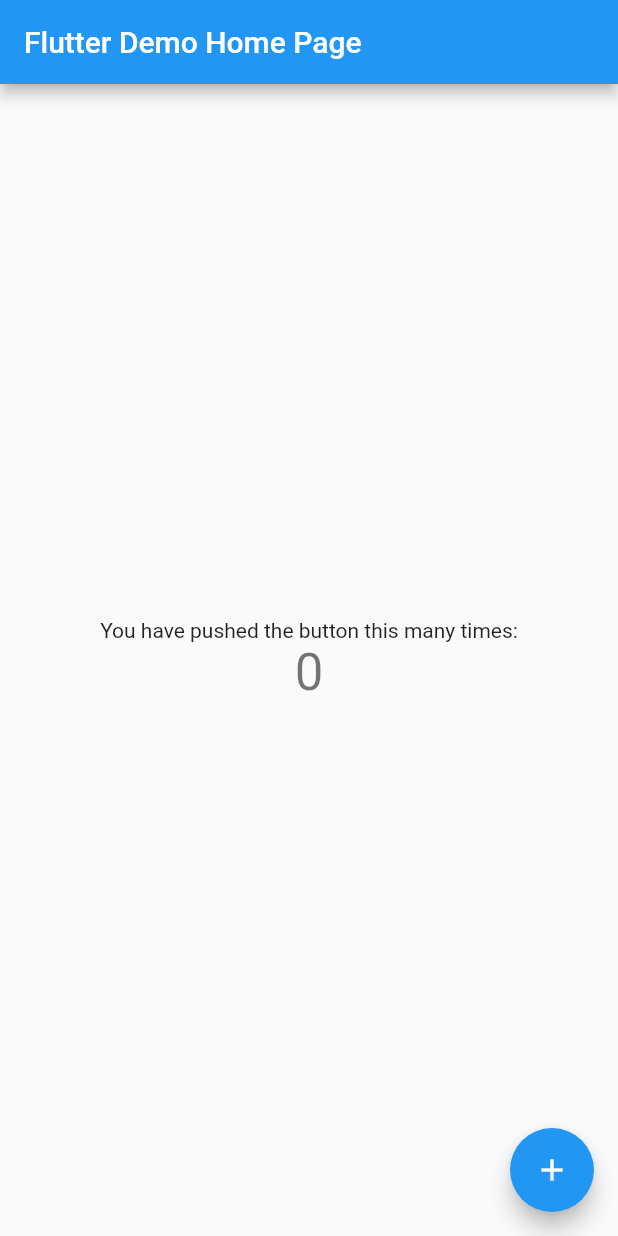
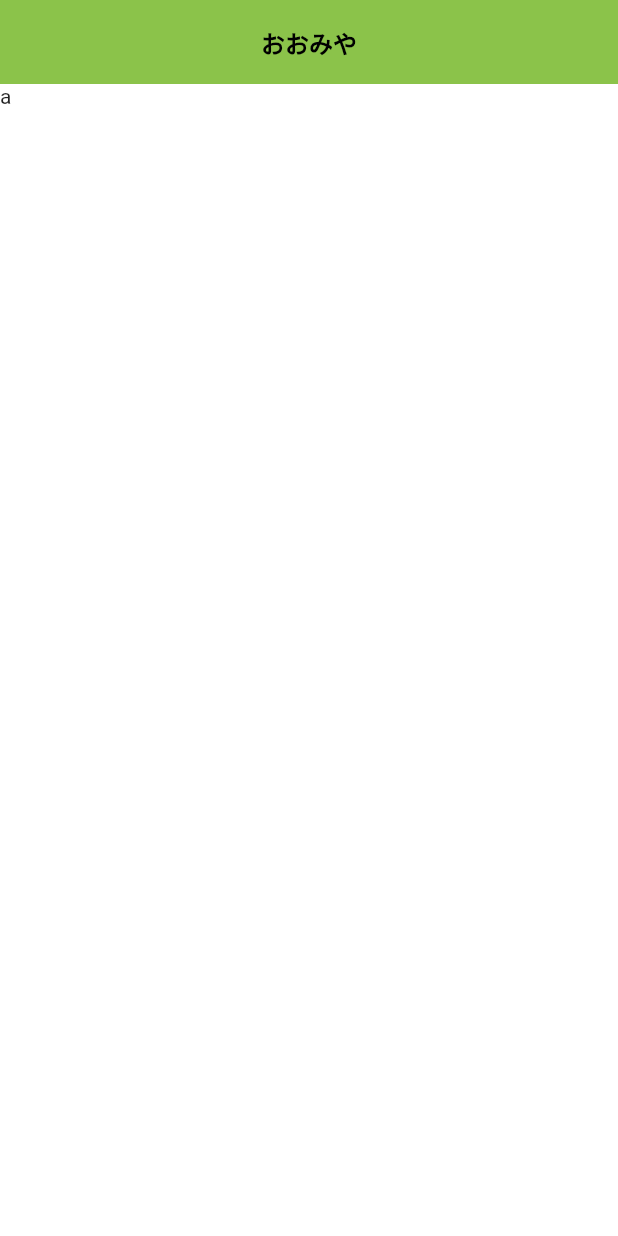
Before and after one commit to YamadaMasayoshi/demo, a Flutter app: the screen it shows after launch, on a phone screen of 412 x 824 dp. Run offline on Flutter 3.47's test engine with Material 2 defaults, Android fonts, the phone set to English and light mode, and no system bars; our stand-ins replace flutter_riverpod.

Commit message:
初期画面

```diff
--- /dev/null
+++ b/lib/Provider/main_provider.dart
@@ -0,0 +1,20 @@
+import 'package:flutter/cupertino.dart';
+import 'package:flutter_riverpod/flutter_riverpod.dart';
+
+///ナビゲーションバーの状態を管理するためのクラス
+final navigationBarProvider = ChangeNotifierProvider((ref) {
+  return NavigationBar();
+});
+
+///メイン画面のナビゲーションバーの変更のためのクラス
+class NavigationBar extends ChangeNotifier {
+  ///選択している項目(初期値はホームページなので0)
+  int selectIndex = 0;
+
+  ///画面切り替え
+  void changePage(int index){
+    selectIndex = index;
+    ///画面に変更したことを通知する
+    notifyListeners();
+  }
+}
--- /dev/null
+++ b/lib/View/main/main_view.dart
@@ -0,0 +1,58 @@
+
+import 'package:flutter/material.dart';
+import 'package:flutter_riverpod/flutter_riverpod.dart';
+import '../../Provider/main_provider.dart';
+
+///メイン画面クラス
+class MainView extends ConsumerWidget {
+  const MainView({Key? key, required this.title}) : super(key: key);
+  final String title;
+
+  @override
+  Widget build(BuildContext context, WidgetRef ref) {
+    ///選択している項目の状態を監視
+    // final int selectIndex = ref.watch(navigationBarProvider).selectIndex;
+    // ///選択している項目の状態を変化させるための変数
+    // final navigationProvider = ref.read(navigationBarProvider.notifier);
+
+    return Scaffold(
+      appBar: AppBar(
+        title: Text(title, style: const TextStyle(fontSize: 16, fontWeight: FontWeight.bold),),
+        centerTitle: true,
+        elevation: 0,
+      ),
+      body: Container(child: const Text('a'),)
+      // bodyPage(context, selectIndex),
+      // bottomNavigationBar: BottomNavigationBar(
+      //   selectedFontSize: 12,
+      //   items: const <BottomNavigationBarItem>[
+      //     BottomNavigationBarItem(icon: Icon(Icons.home), label: 'ホーム', tooltip: '',),
+      //     BottomNavigationBarItem(icon: Icon(Icons.flatware), label: 'メニュー', tooltip: '',),
+      //     BottomNavigationBarItem(icon: Icon(Icons.border_color ), label: '設定', tooltip: '',),
+      //   ],
+      //   elevation: 0,
+      //   currentIndex: selectIndex,//選択している画面
+      //   selectedItemColor: Colors.lightGreen,//選択している色
+      //   onTap:(index) => navigationProvider.changePage(index),//画面切り替え
+      // ),// This trailing comma makes auto-formatting nicer for build methods.
+    );
+  }
+
+  ///body
+  Widget bodyPage(BuildContext context,int selectIndex){
+
+    // メニューページ
+    // if(selectIndex == 1) {
+    //   return MenuView();
+    // }
+    // //設定ページ
+    // if(selectIndex == 2) {
+    //   return const SettingView();
+    // }
+    //ホームページ
+    return Center(
+      child: Container(),
+    );
+
+  }
+}
--- a/lib/main.dart
+++ b/lib/main.dart
@@ -1,115 +1,30 @@
 import 'package:flutter/material.dart';
+import 'package:flutter_riverpod/flutter_riverpod.dart';
+
+import 'View/main/main_view.dart';
 
 void main() {
-  runApp(const MyApp());
+  runApp(const ProviderScope(child: MyApp()));
 }
 
 class MyApp extends StatelessWidget {
   const MyApp({Key? key}) : super(key: key);
-
-  // This widget is the root of your application.
   @override
   Widget build(BuildContext context) {
     return MaterialApp(
-      title: 'Flutter Demo',
-      theme: ThemeData(
-        // This is the theme of your application.
-        //
-        // Try running your application with "flutter run". You'll see the
-        // application has a blue toolbar. Then, without quitting the app, try
-        // changing the primarySwatch below to Colors.green and then invoke
-        // "hot reload" (press "r" in the console where you ran "flutter run",
-        // or simply save your changes to "hot reload" in a Flutter IDE).
-        // Notice that the counter didn't reset back to zero; the application
-        // is not restarted.
-        primarySwatch: Colors.blue,
-      ),
-      home: const MyHomePage(title: 'Flutter Demo Home Page'),
+        debugShowCheckedModeBanner: false,
+        title: 'OOMIYA',
+        theme: ThemeData(
+            primarySwatch: Colors.lightGreen,
+            scaffoldBackgroundColor:Colors.white,
+            bottomAppBarColor:Colors.white
+        ),
+        // home: const MainView(title: 'おおみや'),
+        initialRoute: '/main_view',
+        // （2） ページ名とウィジェットの関係
+        routes: {
+          '/main_view' : (context) => const MainView(title: 'おおみや'),//メイン画面
+        }
     );
   }
 }
-
-class MyHomePage extends StatefulWidget {
-  const MyHomePage({Key? key, required this.title}) : super(key: key);
-
-  // This widget is the home page of your application. It is stateful, meaning
-  // that it has a State object (defined below) that contains fields that affect
-  // how it looks.
-
-  // This class is the configuration for the state. It holds the values (in this
-  // case the title) provided by the parent (in this case the App widget) and
-  // used by the build method of the State. Fields in a Widget subclass are
-  // always marked "final".
-
-  final String title;
-
-  @override
-  State<MyHomePage> createState() => _MyHomePageState();
-}
-
-class _MyHomePageState extends State<MyHomePage> {
-  int _counter = 0;
-
-  void _incrementCounter() {
-    setState(() {
-      // This call to setState tells the Flutter framework that something has
-      // changed in this State, which causes it to rerun the build method below
-      // so that the display can reflect the updated values. If we changed
-      // _counter without calling setState(), then the build method would not be
-      // called again, and so nothing would appear to happen.
-      _counter++;
-    });
-  }
-
-  @override
-  Widget build(BuildContext context) {
-    // This method is rerun every time setState is called, for instance as done
-    // by the _incrementCounter method above.
-    //
-    // The Flutter framework has been optimized to make rerunning build methods
-    // fast, so that you can just rebuild anything that needs updating rather
-    // than having to individually change instances of widgets.
-    return Scaffold(
-      appBar: AppBar(
-        // Here we take the value from the MyHomePage object that was created by
-        // the App.build method, and use it to set our appbar title.
-        title: Text(widget.title),
-      ),
-      body: Center(
-        // Center is a layout widget. It takes a single child and positions it
-        // in the middle of the parent.
-        child: Column(
-          // Column is also a layout widget. It takes a list of children and
-          // arranges them vertically. By default, it sizes itself to fit its
-          // children horizontally, and tries to be as tall as its parent.
-          //
-          // Invoke "debug painting" (press "p" in the console, choose the
-          // "Toggle Debug Paint" action from the Flutter Inspector in Android
-          // Studio, or the "Toggle Debug Paint" command in Visual Studio Code)
-          // to see the wireframe for each widget.
-          //
-          // Column has various properties to control how it sizes itself and
-          // how it positions its children. Here we use mainAxisAlignment to
-          // center the children vertically; the main axis here is the vertical
-          // axis because Columns are vertical (the cross axis would be
-          // horizontal).
-          mainAxisAlignment: MainAxisAlignment.center,
-          children: <Widget>[
-            const Text(
-              'You have pushed the button this many times:',
-            ),
-            Text(
-              '$_counter',
-              style: Theme.of(context).textTheme.headline4,
-            ),
-          ],
-        ),
-      ),
-      floatingActionButton: FloatingActionButton(
-        onPressed: _incrementCounter,
-        tooltip: 'Increment',
-        child: const Icon(Icons.add),
-      ), // This trailing comma makes auto-formatting nicer for build methods.
-    );
-  }
-}
```
Also changed, not shown: pubspec.yaml (+2 -66 lines), 2 other files.
